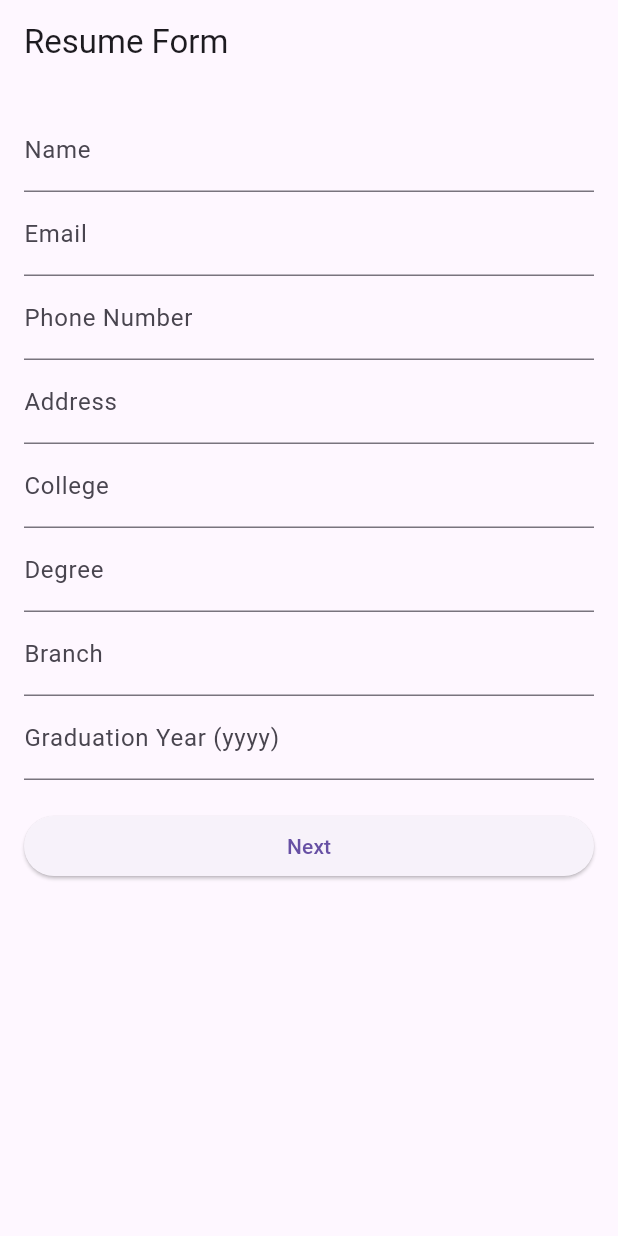
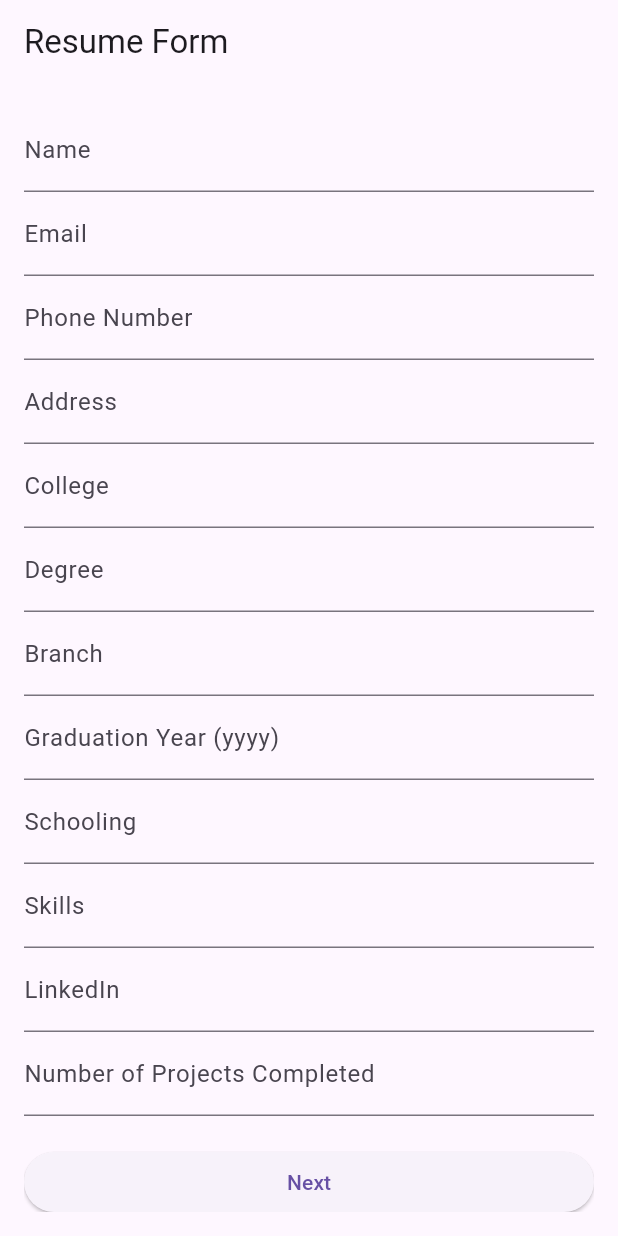
Before and after one commit to BugRuster/todo, a Flutter app: the ResumeFormPage screen opened directly, on a phone screen of 412 x 824 dp. Run offline on Flutter 3.47's test engine with Material 3 defaults, Android fonts, the phone set to English and light mode, and no system bars; our stand-ins replace get, pin_code_fields.

Commit message:
New Fields added in resume form

```diff
--- a/lib/AppScreensMain/ResumeMaking.dart
+++ b/lib/AppScreensMain/ResumeMaking.dart
@@ -34,6 +34,10 @@ class _ResumeFormPageState extends State<ResumeFormPage> {
   String? _degree;
   String? _branch;
   String? _graduationYear;
+  String? _schooling;
+  String? _skills;
+  String? _linkedin;
+  String? _numOfProjects;
 
   @override
   Widget build(BuildContext context) {
@@ -123,6 +127,31 @@ class _ResumeFormPageState extends State<ResumeFormPage> {
                   _graduationYear = value;
                 },
               ),
+              TextFormField(
+                decoration: InputDecoration(labelText: 'Schooling'),
+                onSaved: (value) {
+                  _schooling = value;
+                },
+              ),
+              TextFormField(
+                decoration: InputDecoration(labelText: 'Skills'),
+                onSaved: (value) {
+                  _skills = value;
+                },
+              ),
+              TextFormField(
+                decoration: InputDecoration(labelText: 'LinkedIn'),
+                onSaved: (value) {
+                  _linkedin = value;
+                },
+              ),
+              TextFormField(
+                decoration: InputDecoration(
+                    labelText: 'Number of Projects Completed'),
+                onSaved: (value) {
+                  _numOfProjects = value;
+                },
+              ),
               SizedBox(height: 20),
               ElevatedButton(
                 onPressed: () {
```
